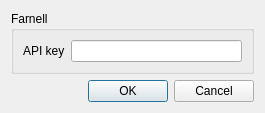
Above: ui/settings.ui from kybu/electronic-components-panel before the change. Below: the same form after it.
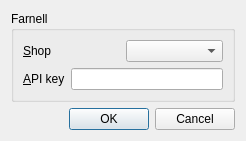
That is the form after the change.

Commit message: All Farnell shops supported. Shop can be selected in the Settings dialog.

Diff of the .ui file:
```diff
--- a/ui/settings.ui
+++ b/ui/settings.ui
@@ -6,8 +6,8 @@
    <rect>
     <x>0</x>
     <y>0</y>
-    <width>265</width>
-    <height>104</height>
+    <width>246</width>
+    <height>132</height>
    </rect>
   </property>
   <property name="windowTitle">
@@ -20,12 +20,29 @@
       <string>Farnell</string>
      </property>
      <layout class="QVBoxLayout" name="verticalLayout">
+      <item>
+       <layout class="QHBoxLayout" name="horizontalLayout_3">
+        <item>
+         <widget class="QLabel" name="label_2">
+          <property name="text">
+           <string>&amp;Shop</string>
+          </property>
+          <property name="buddy">
+           <cstring>farnellShopsCB</cstring>
+          </property>
+         </widget>
+        </item>
+        <item>
+         <widget class="QComboBox" name="farnellShopsCB"/>
+        </item>
+       </layout>
+      </item>
       <item>
        <layout class="QHBoxLayout" name="horizontalLayout">
         <item>
          <widget class="QLabel" name="label">
           <property name="text">
-           <string>API key</string>
+           <string>&amp;API key</string>
           </property>
           <property name="buddy">
            <cstring>farnellApiKeyLE</cstring>
```
The commit also changes 7 other files.
